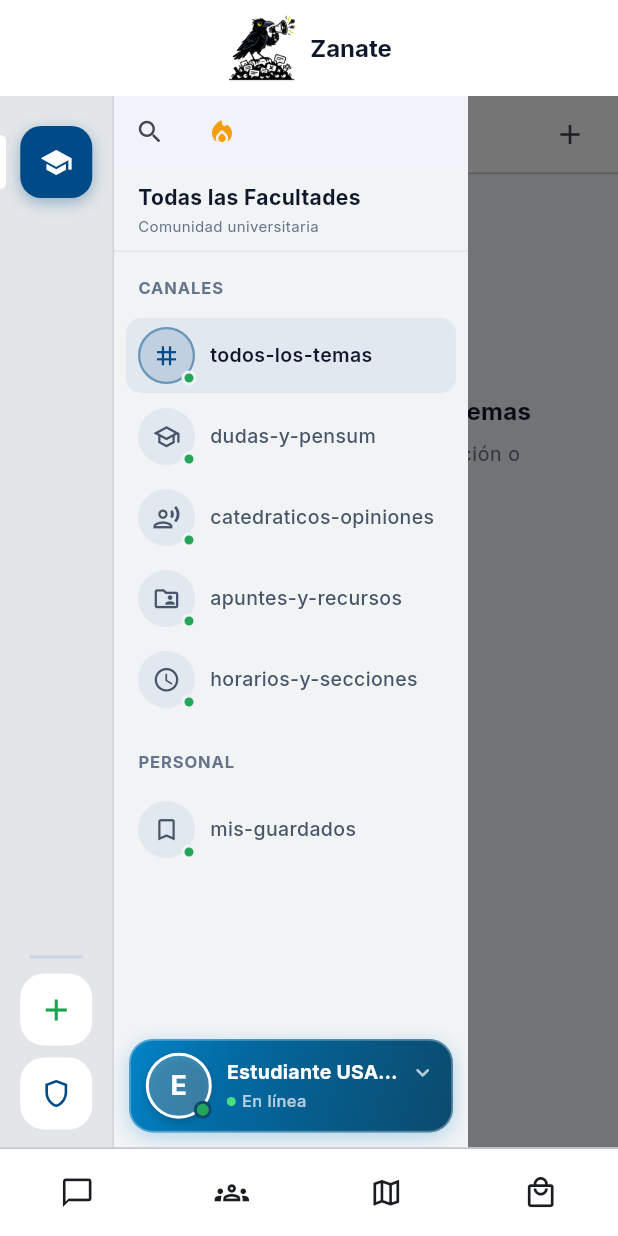
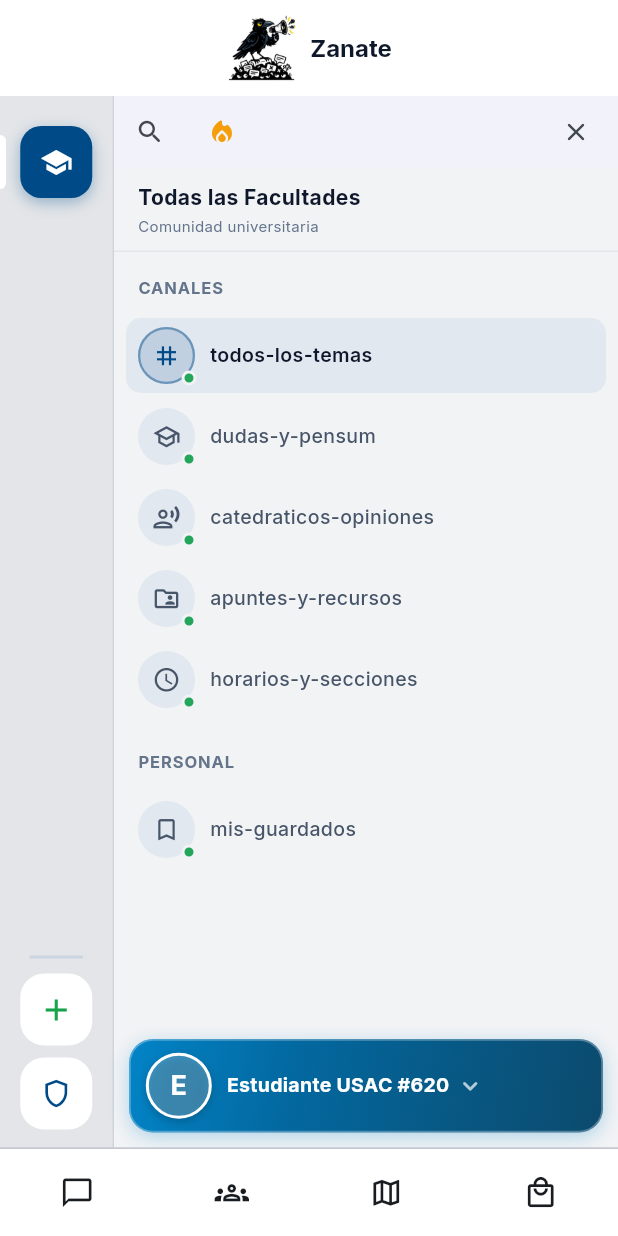
Before and after one commit to Trebol4Devop/Comunidad_USAC, a Flutter app: the screen it shows after launch, with the side drawer open, on a phone screen of 412 x 824 dp. Run offline on Flutter 3.47's test engine with Material 3 defaults, Android fonts, the phone set to English and light mode, and no system bars; our stand-ins replace connectivity_plus, google_fonts, image_picker, latlong2, qr_flutter, share_plus and 2 more; missing offline and left inert: usac_campus_map; accounts and stored records are empty; network calls fail.

Commit message:
feat(forum): barra lateral full-screen, apertura de perfil modal desde abajo y tarjeta limpia sin badge de estado

```diff
--- a/comunidad_universitaria/lib/features/forum/widgets/discord/forum_channel_sidebar.dart
+++ b/comunidad_universitaria/lib/features/forum/widgets/discord/forum_channel_sidebar.dart
@@ -12,6 +12,7 @@ class ForumChannelSidebar extends StatelessWidget {
   final Function(ForumChannel) onSelectChannel;
   final String? activeAlias;
   final VoidCallback? onOpenProfile;
+  final double? width;
 
   const ForumChannelSidebar({
     super.key,
@@ -21,6 +22,7 @@ class ForumChannelSidebar extends StatelessWidget {
     required this.onSelectChannel,
     this.activeAlias,
     this.onOpenProfile,
+    this.width,
   });
 
   @override
@@ -38,7 +40,7 @@ class ForumChannelSidebar extends StatelessWidget {
             : ForumChannel.defaultChannels);
 
     return Container(
-      width: 240,
+      width: width,
       color: background,
       child: Column(
         children: [
@@ -270,10 +272,7 @@ class ForumChannelSidebar extends StatelessWidget {
             padding: const EdgeInsets.symmetric(horizontal: 10, vertical: 8),
             child: Row(
               children: [
-                // Avatar del usuario actual (~44px) con aro blanco hielo e insignia online
-                Stack(
-                  clipBehavior: Clip.none,
-                  children: [
+                // Avatar del usuario actual (~44px) con aro blanco hielo
                 Container(
                   width: 44,
                   height: 44,
@@ -303,32 +302,10 @@ class ForumChannelSidebar extends StatelessWidget {
                     ),
                   ),
                 ),
-                    Positioned(
-                      right: 0,
-                      bottom: 0,
-                      child: Container(
-                        width: 12,
-                        height: 12,
-                        decoration: BoxDecoration(
-                          color: const Color(0xFF23A55A), // Verde online
-                          shape: BoxShape.circle,
-                          border: Border.all(
-                            color: const Color(0xFF0C4A6E), // Contraste con el fondo azul
-                            width: 2,
-                          ),
-                        ),
-                      ),
-                    ),
-                  ],
-                ),
                 const SizedBox(width: 10),
-                // Información textual: Nombre principal con chevron y estado
+                // Información textual: Nombre principal con selector desplegable (chevron v)
                 Expanded(
-                  child: Column(
-                    crossAxisAlignment: CrossAxisAlignment.start,
-                    mainAxisSize: MainAxisSize.min,
-                    children: [
-                      Row(
+                  child: Row(
                     children: [
                       Flexible(
                         child: Text(
@@ -347,31 +324,7 @@ class ForumChannelSidebar extends StatelessWidget {
                       const Icon(
                         Icons.keyboard_arrow_down_rounded,
                         color: Colors.white70,
-                            size: 18,
-                          ),
-                        ],
-                      ),
-                      const SizedBox(height: 2),
-                      Row(
-                        children: [
-                          Container(
-                            width: 6,
-                            height: 6,
-                            decoration: const BoxDecoration(
-                              color: Color(0xFF4ADE80),
-                              shape: BoxShape.circle,
-                            ),
-                          ),
-                          const SizedBox(width: 4),
-                          const Text(
-                            'En línea',
-                            style: TextStyle(
-                              color: Colors.white70,
-                              fontSize: 11,
-                              fontWeight: FontWeight.w500,
-                            ),
-                          ),
-                        ],
+                        size: 20,
                       ),
                     ],
                   ),
```
Also changed, not shown: comunidad_universitaria/lib/features/forum/screens/forum_screen.dart (+31 -9 lines), 2 other files. Lines whose indentation alone changed are shown as unchanged.
